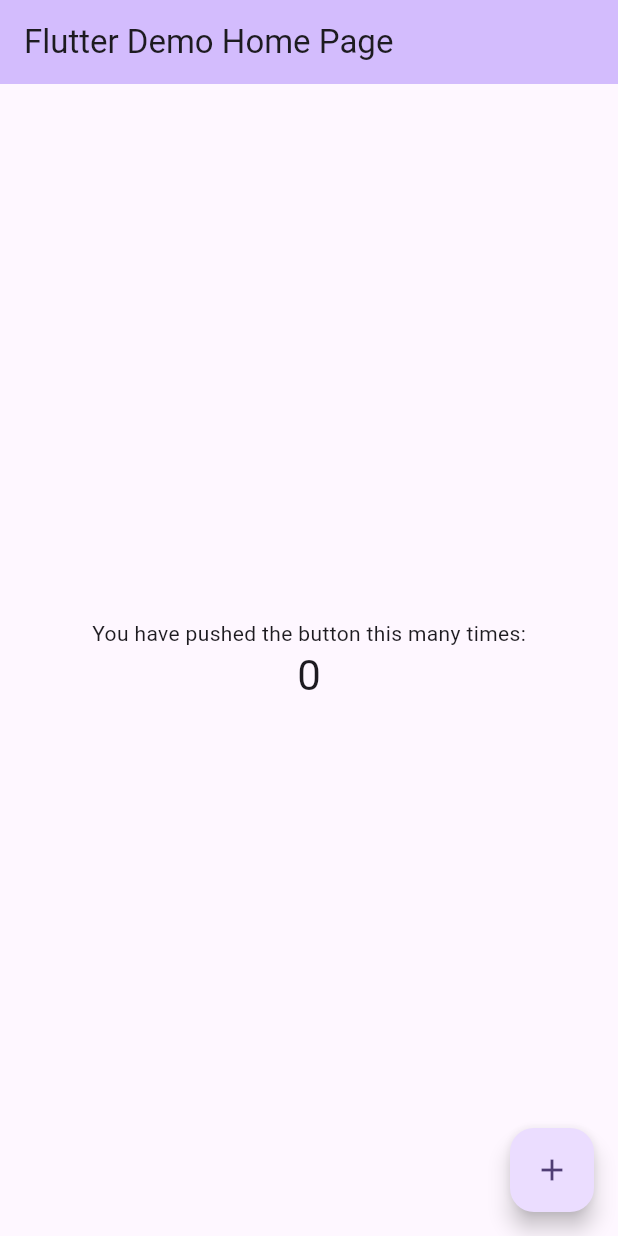
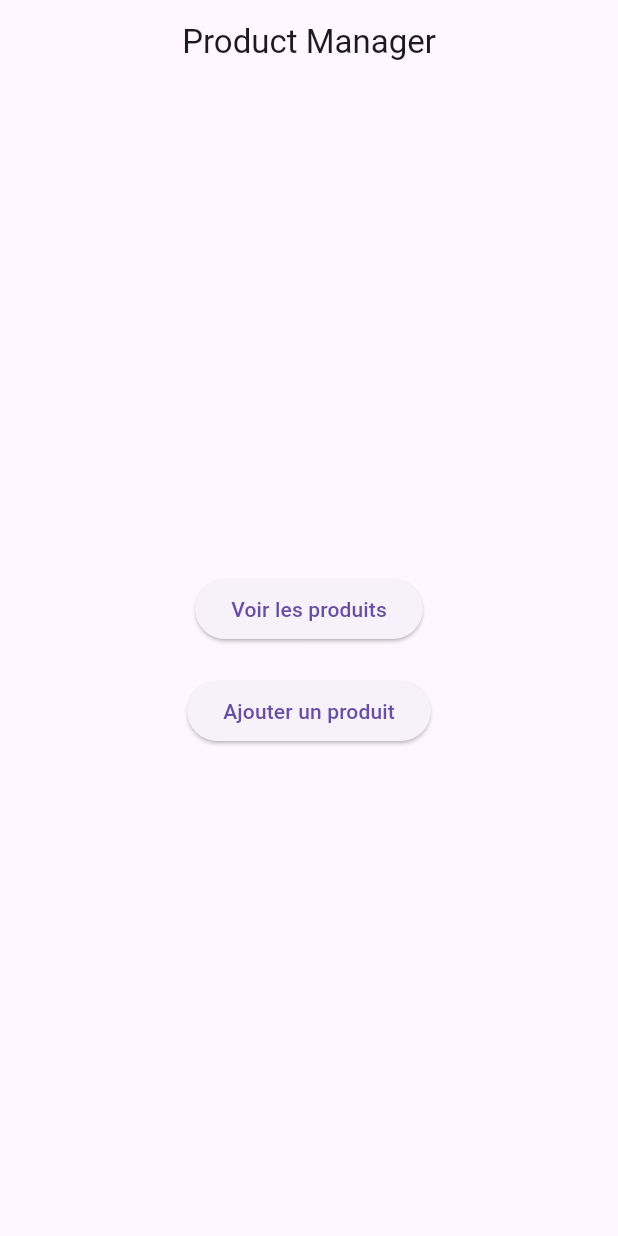
Before and after one commit to AdriHir/product_manager, a Flutter app: the screen it shows after launch, on a phone screen of 412 x 824 dp. Run offline on Flutter 3.47's test engine with Material 3 defaults, Android fonts, the phone set to English and light mode, and no system bars; our stand-ins replace sqflite; accounts and stored records are empty.

Commit message:
add db / provider / repo / screens

```diff
--- a/lib/main.dart
+++ b/lib/main.dart
@@ -1,122 +1,27 @@
 import 'package:flutter/material.dart';
+import 'package:provider/provider.dart';
+import 'provider/product_provider.dart';
+import 'screens/homeScreen.dart';
 
 void main() {
-  runApp(const MyApp());
+  runApp(MyApp());
 }
 
 class MyApp extends StatelessWidget {
-  const MyApp({super.key});
-
-  // This widget is the root of your application.
   @override
   Widget build(BuildContext context) {
-    return MaterialApp(
-      title: 'Flutter Demo',
-      theme: ThemeData(
-        // This is the theme of your application.
-        //
-        // TRY THIS: Try running your application with "flutter run". You'll see
-        // the application has a purple toolbar. Then, without quitting the app,
-        // try changing the seedColor in the colorScheme below to Colors.green
-        // and then invoke "hot reload" (save your changes or press the "hot
-        // reload" button in a Flutter-supported IDE, or press "r" if you used
-        // the command line to start the app).
-        //
-        // Notice that the counter didn't reset back to zero; the application
-        // state is not lost during the reload. To reset the state, use hot
-        // restart instead.
-        //
-        // This works for code too, not just values: Most code changes can be
-        // tested with just a hot reload.
-        colorScheme: ColorScheme.fromSeed(seedColor: Colors.deepPurple),
+    return MultiProvider(
+      providers: [
+        ChangeNotifierProvider(create: (context) => ProductProvider()),
+      ],
+      child: MaterialApp(
+        debugShowCheckedModeBanner: false,
+        title: 'Product Manager',
+        theme: ThemeData(
+          primarySwatch: Colors.blue,
+        ),
+        home: HomeScreen(),
       ),
-      home: const MyHomePage(title: 'Flutter Demo Home Page'),
     );
   }
 }
-
-class MyHomePage extends StatefulWidget {
-  const MyHomePage({super.key, required this.title});
-
-  // This widget is the home page of your application. It is stateful, meaning
-  // that it has a State object (defined below) that contains fields that affect
-  // how it looks.
-
-  // This class is the configuration for the state. It holds the values (in this
-  // case the title) provided by the parent (in this case the App widget) and
-  // used by the build method of the State. Fields in a Widget subclass are
-  // always marked "final".
-
-  final String title;
-
-  @override
-  State<MyHomePage> createState() => _MyHomePageState();
-}
-
-class _MyHomePageState extends State<MyHomePage> {
-  int _counter = 0;
-
-  void _incrementCounter() {
-    setState(() {
-      // This call to setState tells the Flutter framework that something has
-      // changed in this State, which causes it to rerun the build method below
-      // so that the display can reflect the updated values. If we changed
-      // _counter without calling setState(), then the build method would not be
-      // called again, and so nothing would appear to happen.
-      _counter++;
-    });
-  }
-
-  @override
-  Widget build(BuildContext context) {
-    // This method is rerun every time setState is called, for instance as done
-    // by the _incrementCounter method above.
-    //
-    // The Flutter framework has been optimized to make rerunning build methods
-    // fast, so that you can just rebuild anything that needs updating rather
-    // than having to individually change instances of widgets.
-    return Scaffold(
-      appBar: AppBar(
-        // TRY THIS: Try changing the color here to a specific color (to
-        // Colors.amber, perhaps?) and trigger a hot reload to see the AppBar
-        // change color while the other colors stay the same.
-        backgroundColor: Theme.of(context).colorScheme.inversePrimary,
-        // Here we take the value from the MyHomePage object that was created by
-        // the App.build method, and use it to set our appbar title.
-        title: Text(widget.title),
-      ),
-      body: Center(
-        // Center is a layout widget. It takes a single child and positions it
-        // in the middle of the parent.
-        child: Column(
-          // Column is also a layout widget. It takes a list of children and
-          // arranges them vertically. By default, it sizes itself to fit its
-          // children horizontally, and tries to be as tall as its parent.
-          //
-          // Column has various properties to control how it sizes itself and
-          // how it positions its children. Here we use mainAxisAlignment to
-          // center the children vertically; the main axis here is the vertical
-          // axis because Columns are vertical (the cross axis would be
-          // horizontal).
-          //
-          // TRY THIS: Invoke "debug painting" (choose the "Toggle Debug Paint"
-          // action in the IDE, or press "p" in the console), to see the
-          // wireframe for each widget.
-          mainAxisAlignment: MainAxisAlignment.center,
-          children: <Widget>[
-            const Text('You have pushed the button this many times:'),
-            Text(
-              '$_counter',
-              style: Theme.of(context).textTheme.headlineMedium,
-            ),
-          ],
-        ),
-      ),
-      floatingActionButton: FloatingActionButton(
-        onPressed: _incrementCounter,
-        tooltip: 'Increment',
-        child: const Icon(Icons.add),
-      ), // This trailing comma makes auto-formatting nicer for build methods.
-    );
-  }
-}
--- /dev/null
+++ b/lib/provider/product_provider.dart
@@ -0,0 +1,34 @@
+import 'package:flutter/foundation.dart';
+import '../models/product.dart';
+import '../repositories/product_repo.dart';
+
+class ProductProvider with ChangeNotifier {
+  final ProductRepository _repository = ProductRepository();
+  List<Product> _products = [];
+
+  List<Product> get products => _products;
+
+  // 📌 Charger les produits depuis la base de données
+  Future<void> fetchProducts() async {
+    _products = await _repository.getProducts();
+    notifyListeners();
+  }
+
+  // 📌 Ajouter un produit
+  Future<void> addProduct(Product product) async {
+    await _repository.addProduct(product);
+    await fetchProducts(); // Recharger la liste
+  }
+
+  // 📌 Supprimer un produit
+  Future<void> deleteProduct(int id) async {
+    await _repository.deleteProduct(id);
+    await fetchProducts();
+  }
+
+  // 📌 Mettre à jour un produit
+  Future<void> updateProduct(Product product) async {
+    await _repository.updateProduct(product);
+    await fetchProducts();
+  }
+}
--- /dev/null
+++ b/lib/repositories/product_repo.dart
@@ -0,0 +1,40 @@
+import '../database/db_product_manager.dart';
+import '../models/product.dart';
+
+class ProductRepository {
+  final DatabaseHelper _dbHelper = DatabaseHelper.instance;
+
+  // 📌 Ajouter un produit
+  Future<int> addProduct(Product product) async {
+    final db = await _dbHelper.database;
+    return await db.insert('products', product.toMap());
+  }
+
+  // 📌 Récupérer tous les produits
+  Future<List<Product>> getProducts() async {
+    final db = await _dbHelper.database;
+    final List<Map<String, dynamic>> maps = await db.query('products');
+    return maps.map((map) => Product.fromMap(map)).toList();
+  }
+
+  // 📌 Mettre à jour un produit
+  Future<int> updateProduct(Product product) async {
+    final db = await _dbHelper.database;
+    return await db.update(
+      'products',
+      product.toMap(),
+      where: "id = ?",
+      whereArgs: [product.id],
+    );
+  }
+
+  // 📌 Supprimer un produit
+  Future<int> deleteProduct(int id) async {
+    final db = await _dbHelper.database;
+    return await db.delete(
+      'products',
+      where: "id = ?",
+      whereArgs: [id],
+    );
+  }
+}
--- /dev/null
+++ b/lib/screens/HomeScreen.dart
@@ -0,0 +1,41 @@
+import 'package:flutter/material.dart';
+import 'product_list_screen.dart';
+import 'product_form_screen.dart';
+
+class HomeScreen extends StatelessWidget {
+  @override
+  Widget build(BuildContext context) {
+    return Scaffold(
+      appBar: AppBar(
+        title: Text("Product Manager"),
+        centerTitle: true,
+      ),
+      body: Center(
+        child: Column(
+          mainAxisAlignment: MainAxisAlignment.center,
+          children: [
+            ElevatedButton(
+              onPressed: () {
+                Navigator.push(
+                  context,
+                  MaterialPageRoute(builder: (context) => ProductListScreen()),
+                );
+              },
+              child: Text("Voir les produits"),
+            ),
+            SizedBox(height: 20),
+            ElevatedButton(
+              onPressed: () {
+                Navigator.push(
+                  context,
+                  MaterialPageRoute(builder: (context) => ProductFormScreen()),
+                );
+              },
+              child: Text("Ajouter un produit"),
+            ),
+          ],
+        ),
+      ),
+    );
+  }
+}
```
Also changed, not shown: lib/database/db_product_manager.dart (+37 -0 lines), lib/screens/product_detail_screen.dart (added, +73 -0 lines), lib/screens/product_form_screen.dart (added, +97 -0 lines), lib/screens/product_list_screen.dart (added, +54 -0 lines).
